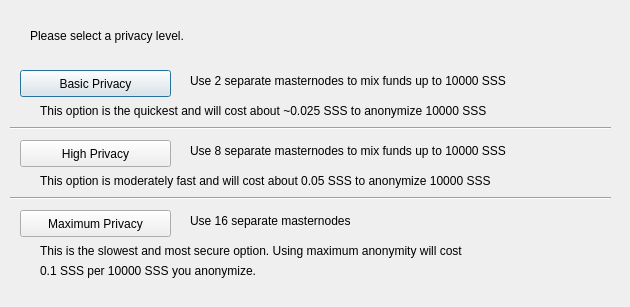
1776Token/1776, file src/qt/forms/obfuscationconfig.ui: the form before one commit.
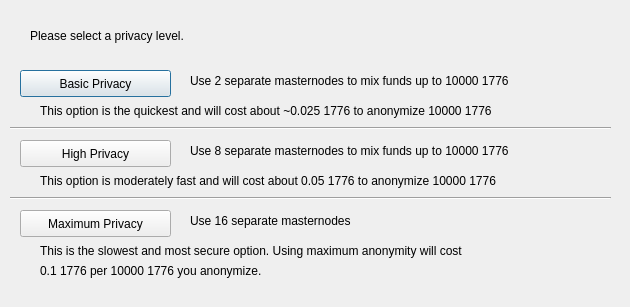
The form after the commit.

What changed in the file:
```diff
--- a/src/qt/forms/obfuscationconfig.ui
+++ b/src/qt/forms/obfuscationconfig.ui
@@ -75,7 +75,7 @@
     </rect>
    </property>
    <property name="text">
-    <string>Use 2 separate masternodes to mix funds up to 10000 SSS</string>
+    <string>Use 2 separate masternodes to mix funds up to 10000 1776</string>
    </property>
   </widget>
   <widget class="QLabel" name="label_3">
@@ -88,7 +88,7 @@
     </rect>
    </property>
    <property name="text">
-    <string>Use 8 separate masternodes to mix funds up to 10000 SSS</string>
+    <string>Use 8 separate masternodes to mix funds up to 10000 1776</string>
    </property>
   </widget>
   <widget class="QLabel" name="label_4">
@@ -114,7 +114,7 @@
     </rect>
    </property>
    <property name="text">
-    <string>This option is the quickest and will cost about ~0.025 SSS to anonymize 10000 SSS</string>
+    <string>This option is the quickest and will cost about ~0.025 1776 to anonymize 10000 1776</string>
    </property>
   </widget>
   <widget class="QLabel" name="label_7">
@@ -127,7 +127,7 @@
     </rect>
    </property>
    <property name="text">
-    <string>This option is moderately fast and will cost about 0.05 SSS to anonymize 10000 SSS</string>
+    <string>This option is moderately fast and will cost about 0.05 1776 to anonymize 10000 1776</string>
    </property>
   </widget>
   <widget class="QLabel" name="label_8">
@@ -153,7 +153,7 @@
     </rect>
    </property>
    <property name="text">
-    <string>0.1 SSS per 10000 SSS you anonymize.</string>
+    <string>0.1 1776 per 10000 1776 you anonymize.</string>
    </property>
   </widget>
   <widget class="Line" name="line">
```
